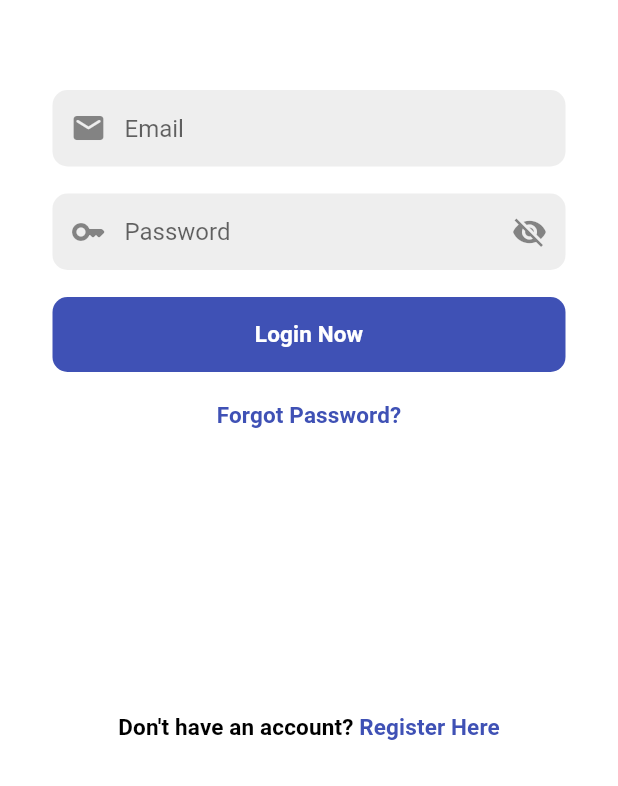
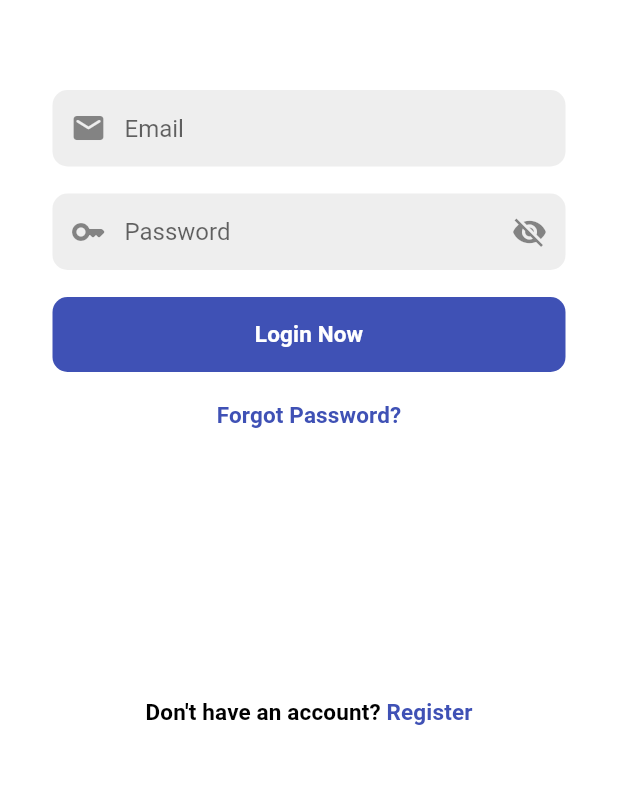
Before and after one commit to Rezuanul-Islam-Fahim/flutter_stripe_payments_app, a Flutter app: the Register screen opened by its route, after a tap on "Create Account", after a tap on "Already have an account?", on a phone screen of 412 x 824 dp, the part 450-1236 px from its top. Run offline on Flutter 3.47's test engine with Material 2 defaults, Android fonts, the phone set to English and light mode, and no system bars; our stand-ins replace another_flushbar, cloud_firestore, email_validator, firebase_auth, firebase_core, flutter_svg; accounts and stored records are empty.

Commit message:
Update apptheme

```diff
--- a/lib/core/app_theme.dart
+++ b/lib/core/app_theme.dart
@@ -2,6 +2,9 @@ import 'package:flutter/material.dart';
 import 'package:flutter/services.dart';
 
 class AppTheme {
+  static Color errorColor = Colors.red[700]!;
+  static Color successColor = Colors.green[500]!;
+
   static ThemeData get theme {
     return ThemeData(
       primarySwatch: Colors.indigo,
--- a/lib/views/auth/login.dart
+++ b/lib/views/auth/login.dart
@@ -27,7 +27,7 @@ class Login extends StatelessWidget {
                 _buildForgotPassword(context),
                 const Spacer(),
                 const AuthLink(authMode: AuthMode.login),
-                const SizedBox(height: 30),
+                const SizedBox(height: 40),
               ],
             ),
           ),
--- a/lib/views/auth/register.dart
+++ b/lib/views/auth/register.dart
@@ -26,7 +26,7 @@ class Register extends StatelessWidget {
                 AuthForm(authMode: AuthMode.register),
                 Spacer(),
                 AuthLink(authMode: AuthMode.register),
-                SizedBox(height: 30),
+                SizedBox(height: 40),
               ],
             ),
           ),
--- a/lib/views/auth/widgets/auth_form.dart
+++ b/lib/views/auth/widgets/auth_form.dart
@@ -3,6 +3,7 @@ import 'package:email_validator/email_validator.dart';
 import 'package:flutter/foundation.dart';
 import 'package:flutter/material.dart';
 
+import '../../../core/app_theme.dart';
 import '../../../services/auth_service.dart';
 import '../../home/home.dart';
 import '../helpers/auth_exception_handler.dart';
@@ -61,7 +62,8 @@ class _AuthFormState extends State<AuthForm> {
         isLoggingIn = false;
       });
 
-      if (mounted) {
+      if (!mounted) return;
+
       AuthResult authResult = AuthExceptionHandler.getAuthResult(status);
 
       if (status == AuthStatus.loginSuccess ||
@@ -75,13 +77,12 @@ class _AuthFormState extends State<AuthForm> {
         duration: const Duration(seconds: 3),
         leftBarIndicatorColor: status != AuthStatus.loginSuccess &&
                 status != AuthStatus.registerSuccess
-              ? Colors.red[700]
-              : Colors.green[500],
+            ? AppTheme.errorColor
+            : AppTheme.successColor,
         margin: const EdgeInsets.all(20),
         borderRadius: BorderRadius.circular(10),
         flushbarStyle: FlushbarStyle.FLOATING,
       ).show(context);
-      }
     }
   }
 
--- a/lib/views/auth/widgets/auth_link.dart
+++ b/lib/views/auth/widgets/auth_link.dart
@@ -29,7 +29,7 @@ class AuthLink extends StatelessWidget {
             style: Theme.of(context).textTheme.titleSmall,
           ),
           Text(
-            authMode == AuthMode.login ? 'Register Here' : 'Login here',
+            authMode == AuthMode.login ? 'Register' : 'Login',
             style: theme.textTheme.titleSmall!.copyWith(
               color: theme.primaryColor,
             ),
```
Lines whose indentation alone changed are shown as unchanged.
